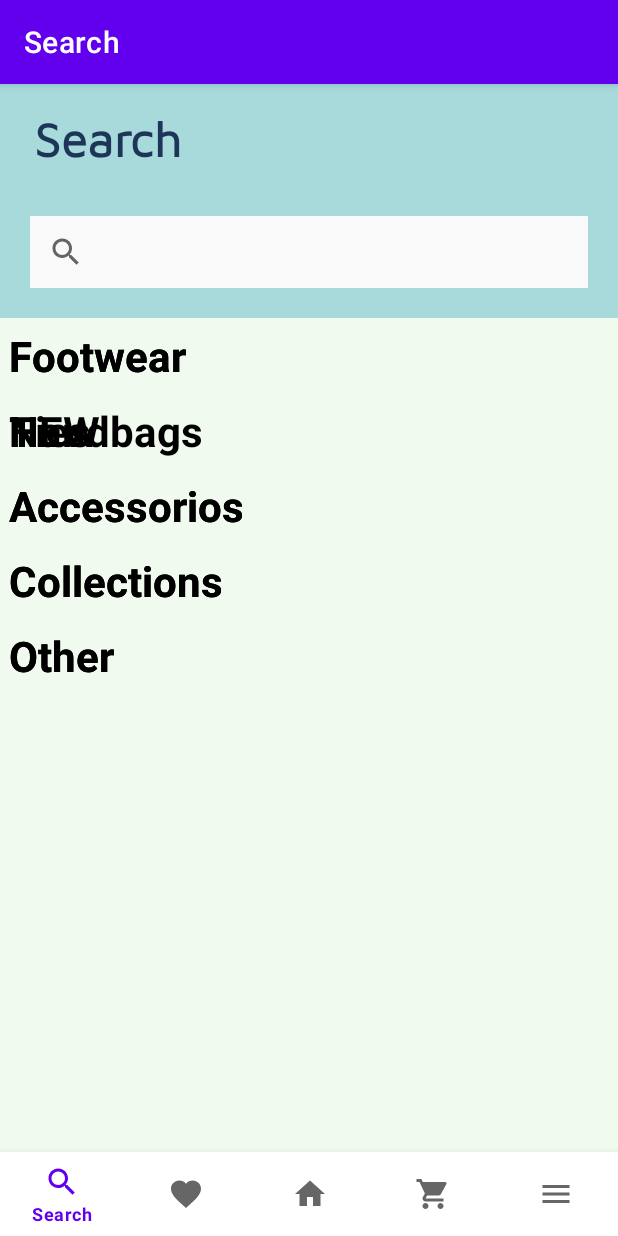
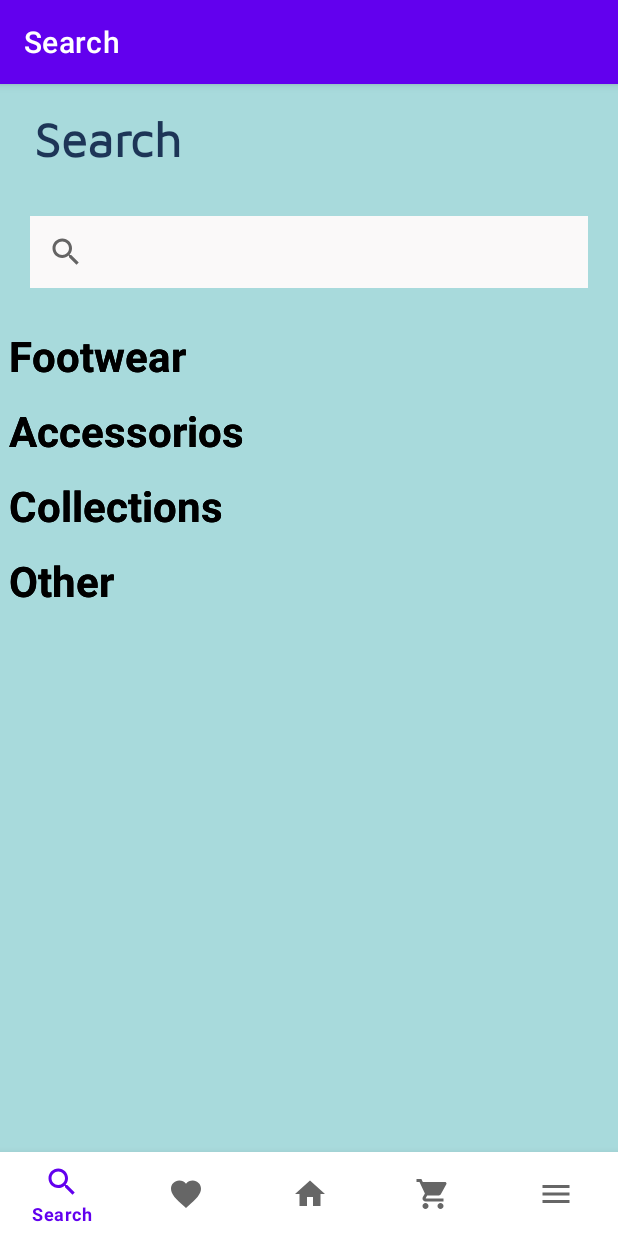
Before and after one commit to sultansse/E_Commerce, an Android app: the SearchFragment screen opened through its navigation route, on a phone screen of 412 x 824 dp. Run offline under Robolectric (Android 15) with nearby library versions, the phone set to English and light mode, and no system bars; our stand-ins replace navigation-ui.

Commit message:
tabhost didnt worked

```diff
--- a/app/src/main/res/layout/fragment_search.xml
+++ b/app/src/main/res/layout/fragment_search.xml
@@ -47,7 +47,6 @@
         android:layout_width="match_parent"
         android:layout_height="0dp"
         android:layout_marginTop="20dp"
-        android:background="@color/like_white"
         app:layout_constraintBottom_toBottomOf="parent"
         app:layout_constraintEnd_toEndOf="parent"
         app:layout_constraintStart_toStartOf="parent"
@@ -83,15 +82,6 @@
 
                         android:text="Footwear"
 
-                        android:textColor="@color/black"
-                        android:textSize="28sp"
-                        android:textStyle="bold" />
-
-                    <TextView
-                        android:layout_width="match_parent"
-                        android:layout_height="wrap_content"
-                        android:padding="6dp"
-                        android:text="Handbags"
                         android:textColor="@color/black"
                         android:textSize="28sp"
                         android:textStyle="bold" />
@@ -144,15 +134,6 @@
                         android:layout_width="match_parent"
                         android:layout_height="wrap_content"
                         android:padding="6dp"
-                        android:text="Ties"
-                        android:textColor="@color/black"
-                        android:textSize="28sp"
-                        android:textStyle="bold" />
-
-                    <TextView
-                        android:layout_width="match_parent"
-                        android:layout_height="wrap_content"
-                        android:padding="6dp"
                         android:text="Accessorios"
                         android:textColor="@color/black"
                         android:textSize="28sp"
@@ -197,15 +178,6 @@
                         android:layout_width="match_parent"
                         android:layout_height="wrap_content"
                         android:padding="6dp"
-                        android:text="NEW"
-                        android:textColor="@color/black"
-                        android:textSize="28sp"
-                        android:textStyle="bold" />
-
-                    <TextView
-                        android:layout_width="match_parent"
-                        android:layout_height="wrap_content"
-                        android:padding="6dp"
                         android:text="Accessorios"
                         android:textColor="@color/black"
                         android:textSize="28sp"
```
